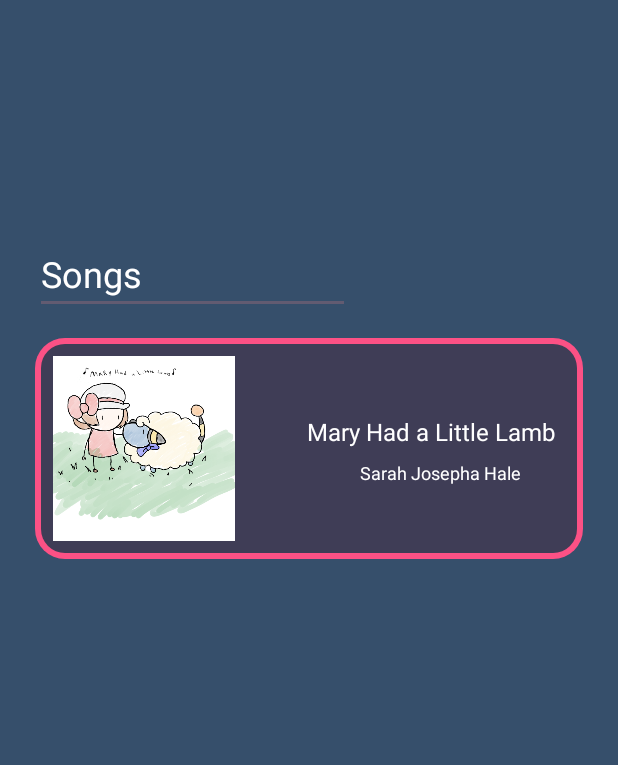
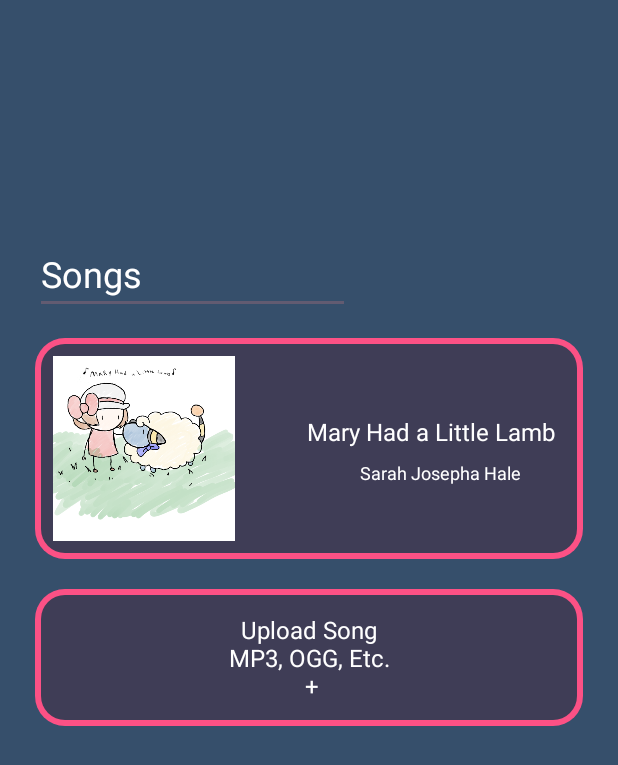
Before and after one commit to JasonLeeCS/Pitch-Champ, an Android app: the SongLibrary screen opened directly, with no data from a screen before it, on a phone screen of 412 x 824 dp. Shown: the top 765 px of the screen. Run offline under Robolectric (Android 15) with nearby library versions, the phone set to English and light mode, and no system bars.

Commit message:
added MP3 upload frontend

```diff
--- a/app/src/main/res/layout/activity_song_library.xml
+++ b/app/src/main/res/layout/activity_song_library.xml
@@ -1,6 +1,5 @@
 <?xml version="1.0" encoding="utf-8"?>
-<androidx.constraintlayout.widget.ConstraintLayout
-    xmlns:android="http://schemas.android.com/apk/res/android"
+<androidx.constraintlayout.widget.ConstraintLayout xmlns:android="http://schemas.android.com/apk/res/android"
     xmlns:app="http://schemas.android.com/apk/res-auto"
     xmlns:tools="http://schemas.android.com/tools"
     android:layout_width="match_parent"
@@ -12,6 +11,8 @@
         android:id="@+id/Title"
         android:layout_width="210dp"
         android:layout_height="wrap_content"
+        android:layout_marginStart="23dp"
+        android:layout_marginTop="156dp"
         android:ems="10"
         android:inputType="text"
         android:text="Songs"
@@ -20,23 +21,21 @@
         android:textSize="24sp"
         app:flow_horizontalAlign="center"
         app:layout_constraintStart_toStartOf="parent"
-        app:layout_constraintTop_toTopOf="parent"
-        android:layout_marginStart="23dp"
-        android:layout_marginTop="156dp" />
+        app:layout_constraintTop_toTopOf="parent" />
 
     <RelativeLayout
         android:id="@+id/roundedBox"
         android:layout_width="365dp"
         android:layout_height="wrap_content"
+        android:layout_marginStart="23dp"
+        android:layout_marginTop="16dp"
         android:background="@drawable/pink_border_filled"
         android:clickable="true"
         android:focusable="true"
         android:foreground="?android:attr/selectableItemBackgroundBorderless"
         android:padding="8dp"
-        app:layout_constraintTop_toBottomOf="@id/Title"
         app:layout_constraintStart_toStartOf="parent"
-        android:layout_marginTop="16dp"
-        android:layout_marginStart="23dp">
+        app:layout_constraintTop_toBottomOf="@id/Title">
 
         <!-- Image View for the song picture -->
 
@@ -79,4 +78,23 @@
 
     </RelativeLayout>
 
+    <TextView
+        android:id="@+id/mp3UploadArea"
+        android:layout_width="0dp"
+        android:layout_height="wrap_content"
+        android:layout_marginStart="23dp"
+        android:layout_marginTop="20dp"
+        android:layout_marginEnd="23dp"
+        android:background="@drawable/pink_border_filled"
+        android:clickable="true"
+        android:focusable="true"
+        android:gravity="center"
+        android:padding="16dp"
+        android:text="Upload Song\nMP3, OGG, Etc.\n +"
+        android:textColor="@android:color/white"
+        android:textSize="16sp"
+        app:layout_constraintEnd_toEndOf="parent"
+        app:layout_constraintStart_toStartOf="parent"
+        app:layout_constraintTop_toBottomOf="@id/roundedBox" />
+
 </androidx.constraintlayout.widget.ConstraintLayout>
```
